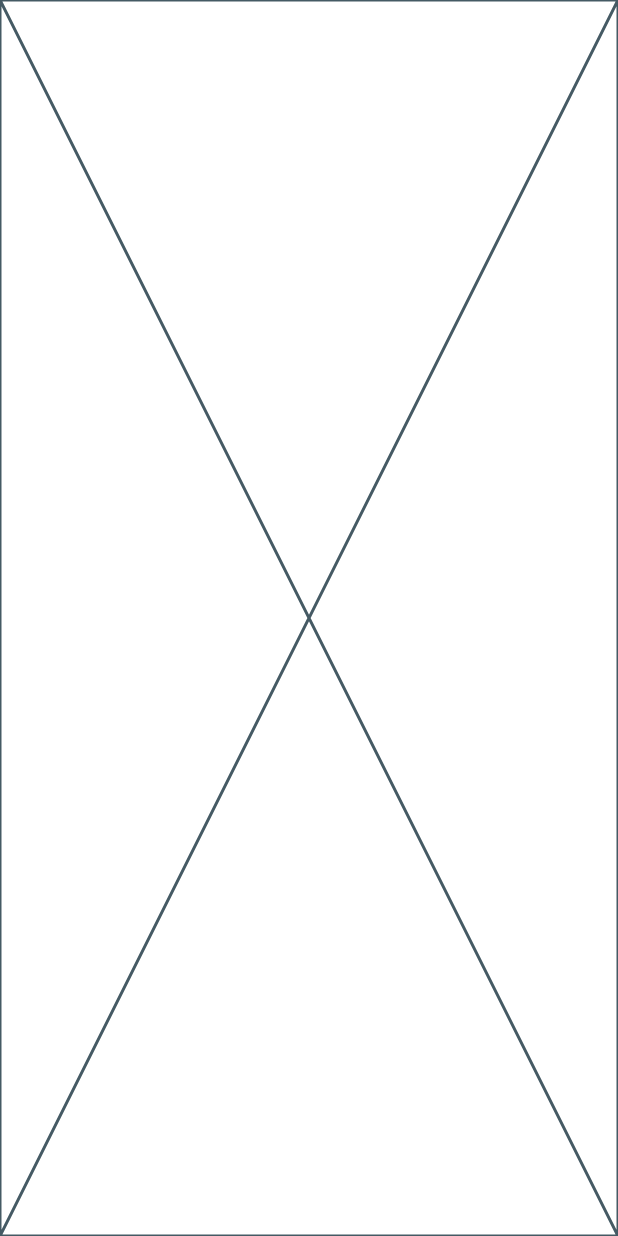
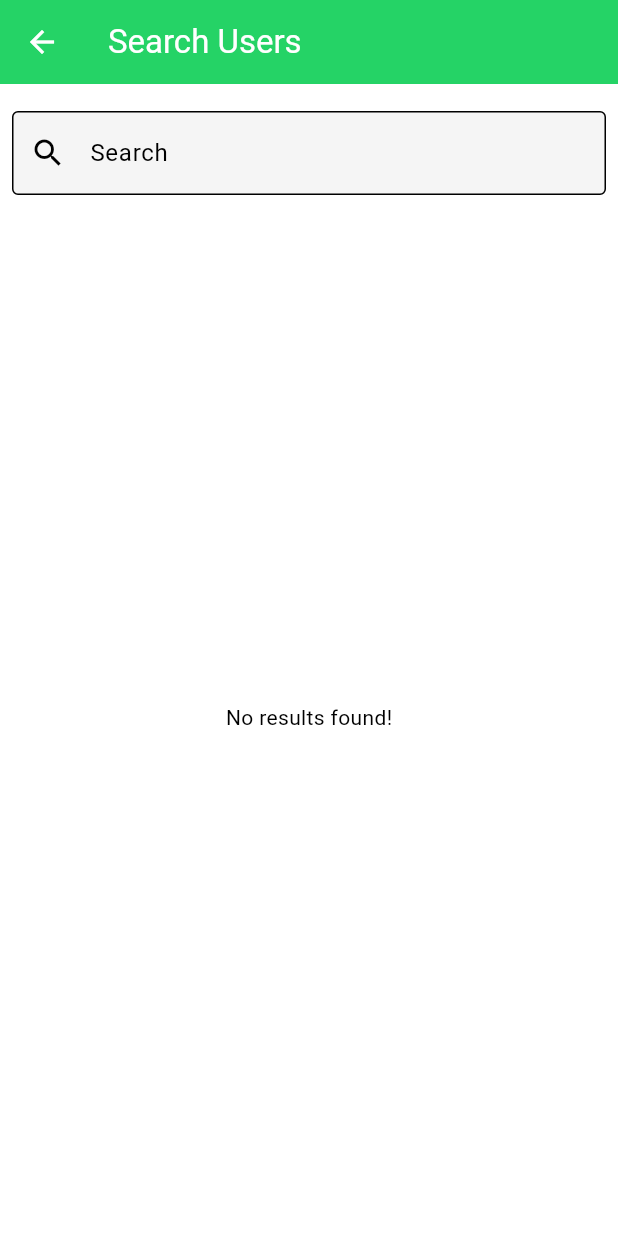
Before and after one commit to Ash4477/Learn_Flutter, a Flutter app: the screen it shows once a user with an empty profile is signed in, after a tap on the "search" icon, on a phone screen of 412 x 824 dp. Run offline on Flutter 3.47's test engine with Material 3 defaults, Android fonts, the phone set to English and light mode, and no system bars; our stand-ins replace cloud_firestore, firebase_auth, firebase_core, firebase_messaging, flutter_dotenv, image_picker and 1 more; accounts and stored records are empty.

Commit message:
add search screen and logic

```diff
--- a/Flutter - Udemy/chat_app/lib/screens/search_screen.dart
+++ b/Flutter - Udemy/chat_app/lib/screens/search_screen.dart
@@ -1,10 +1,134 @@
+import 'package:cloud_firestore/cloud_firestore.dart';
+import 'package:firebase_auth/firebase_auth.dart';
 import 'package:flutter/material.dart';
 
-class SearchScreen extends StatelessWidget {
-  const SearchScreen({super.key});
+import 'private_chat_screen.dart';
+
+class SearchScreen extends StatefulWidget {
+  @override
+  _SearchScreenState createState() => _SearchScreenState();
+}
+
+class _SearchScreenState extends State<SearchScreen> {
+  final currentUserId = FirebaseAuth.instance.currentUser!.uid;
+  final TextEditingController _controller = TextEditingController();
+  List<DocumentSnapshot>? _users;
+  List<DocumentSnapshot>? _filteredUsers;
+
+  @override
+  void initState() {
+    super.initState();
+    _fetchUsers();
+  }
+
+  Future<void> _fetchUsers() async {
+    final data = await FirebaseFirestore.instance.collection('users').get();
+    setState(() {
+      _users = data.docs;
+      _filteredUsers =
+          _users!.where((user) => user.id != currentUserId).toList();
+    });
+  }
+
+  void _filterSearchResults(String query) {
+    setState(() {
+      _filteredUsers = _users?.where((userDoc) {
+        if (userDoc.id == FirebaseAuth.instance.currentUser!.uid) {
+          return false;
+        }
+        return (userDoc['username'] ?? '')
+            .toString()
+            .toLowerCase()
+            .contains(query.toLowerCase());
+      }).toList();
+    });
+  }
+
+  Future<void> _addConversation(String otherUserId, String username) async {
+    final convoQuery =
+        await FirebaseFirestore.instance.collection('conversations').get();
+
+    final convoRef;
+    if (convoQuery.docs.isEmpty) {
+      convoRef =
+          await FirebaseFirestore.instance.collection('conversations').add({
+        'participants': [currentUserId, otherUserId]
+      });
+    } else {
+      convoRef = convoQuery.docs
+          .where((doc) => doc['participants'].contains(otherUserId))
+          .toList()[0];
+    }
+
+    Navigator.of(context).push(
+      MaterialPageRoute(
+        builder: (ctx) => PrivateChatScreen(
+          username,
+          convoRef.id,
+        ),
+      ),
+    );
+  }
 
   @override
   Widget build(BuildContext context) {
-    return const Placeholder();
+    return Scaffold(
+      appBar: AppBar(
+        title: Text('Search Users'),
+      ),
+      body: Padding(
+        padding: EdgeInsets.all(8.0),
+        child: Column(
+          children: [
+            SizedBox(height: 10),
+            TextField(
+              controller: _controller,
+              decoration: InputDecoration(
+                labelText: 'Search',
+                hintText: 'Enter username...',
+                prefixIcon: Icon(Icons.search),
+                border: OutlineInputBorder(),
+              ),
+              onChanged: _filterSearchResults,
+            ),
+            SizedBox(height: 10),
+            Expanded(
+              child: _filteredUsers == null
+                  ? Center(child: Text('Start Searching'))
+                  : _filteredUsers!.isEmpty
+                      ? Center(child: Text('No results found!'))
+                      : ListView.builder(
+                          itemCount: _filteredUsers!.length,
+                          itemBuilder: (context, index) {
+                            final userData = _filteredUsers![index];
+                            return Container(
+                              margin: const EdgeInsets.symmetric(
+                                vertical: 10,
+                                horizontal: 5,
+                              ),
+                              child: ListTile(
+                                leading: CircleAvatar(
+                                  backgroundImage: userData['image_url'] != null
+                                      ? NetworkImage(userData['image_url'])
+                                      : null,
+                                  child: userData['image_url'] == null
+                                      ? const Icon(Icons.person)
+                                      : null,
+                                ),
+                                title: Text(
+                                    userData['username'] ?? 'Unknown User'),
+                                onTap: () => _addConversation(
+                                  userData.id,
+                                  userData['username'],
+                                ),
+                              ),
+                            );
+                          },
+                        ),
+            ),
+          ],
+        ),
+      ),
+    );
   }
 }
```
Also changed, not shown: Flutter - Udemy/chat_app/lib/screens/conversations_screen.dart (+6 -1 lines).
